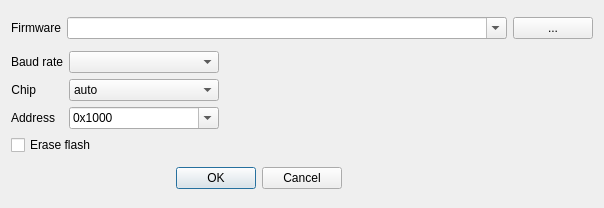
Above: tools/camflasher/dialogflash.ui from remibert/pycameresp before the change. Below: the same form after it.
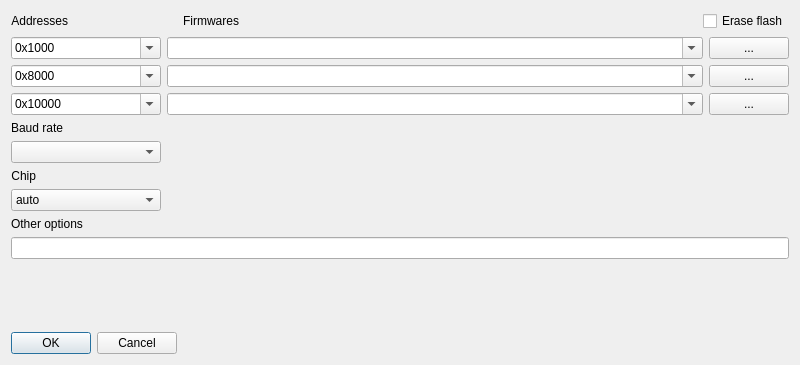
That is the form after the change.

Commit message: Fix minor issue, add the flash of firmware in many part

What changed in the file:
```diff
--- a/tools/camflasher/dialogflash.ui
+++ b/tools/camflasher/dialogflash.ui
@@ -6,84 +6,273 @@
    <rect>
     <x>0</x>
     <y>0</y>
-    <width>604</width>
-    <height>208</height>
+    <width>800</width>
+    <height>365</height>
    </rect>
   </property>
   <property name="windowTitle">
    <string>Flash firmware with Esptool</string>
   </property>
-  <layout class="QGridLayout" name="gridLayout_2">
-   <item row="0" column="0">
-    <widget class="QLabel" name="label_firmware">
-     <property name="sizePolicy">
-      <sizepolicy hsizetype="Fixed" vsizetype="Preferred">
-       <horstretch>0</horstretch>
-       <verstretch>0</verstretch>
-      </sizepolicy>
-     </property>
-     <property name="text">
-      <string>Firmware</string>
-     </property>
-     <property name="alignment">
-      <set>Qt::AlignRight|Qt::AlignTrailing|Qt::AlignVCenter</set>
-     </property>
-    </widget>
-   </item>
-   <item row="0" column="1">
-    <widget class="QComboBox" name="firmware">
-     <property name="toolTip">
-      <string>Select firmware file or choose the firmware download</string>
-     </property>
-     <property name="editable">
-      <bool>true</bool>
-     </property>
-     <property name="insertPolicy">
-      <enum>QComboBox::InsertAtTop</enum>
-     </property>
-    </widget>
-   </item>
-   <item row="0" column="2">
-    <widget class="QPushButton" name="select_firmware">
-     <property name="enabled">
-      <bool>true</bool>
-     </property>
-     <property name="sizePolicy">
-      <sizepolicy hsizetype="Fixed" vsizetype="Fixed">
-       <horstretch>0</horstretch>
-       <verstretch>0</verstretch>
-      </sizepolicy>
-     </property>
-     <property name="acceptDrops">
-      <bool>true</bool>
-     </property>
-     <property name="toolTip">
-      <string>Select firmware file</string>
-     </property>
-     <property name="text">
-      <string>...</string>
-     </property>
-    </widget>
-   </item>
-   <item row="1" column="0" colspan="3">
     <layout class="QGridLayout" name="gridLayout">
-     <item row="0" column="1">
-      <widget class="QComboBox" name="baud">
-       <property name="enabled">
-        <bool>true</bool>
-       </property>
-       <property name="minimumSize">
-        <size>
-         <width>150</width>
-         <height>0</height>
-        </size>
-       </property>
-       <property name="toolTip">
-        <string>Select flash baud rate</string>
-       </property>
-      </widget>
-     </item>
      <item row="0" column="0">
+    <widget class="QLabel" name="label_addresses">
+     <property name="sizePolicy">
+      <sizepolicy hsizetype="Fixed" vsizetype="Preferred">
+       <horstretch>0</horstretch>
+       <verstretch>0</verstretch>
+      </sizepolicy>
+     </property>
+     <property name="maximumSize">
+      <size>
+       <width>16777215</width>
+       <height>16777213</height>
+      </size>
+     </property>
+     <property name="layoutDirection">
+      <enum>Qt::LeftToRight</enum>
+     </property>
+     <property name="text">
+      <string>Addresses</string>
+     </property>
+     <property name="alignment">
+      <set>Qt::AlignRight|Qt::AlignTrailing|Qt::AlignVCenter</set>
+     </property>
+    </widget>
+   </item>
+   <item row="0" column="2">
+    <widget class="QLabel" name="label_firmwares">
+     <property name="sizePolicy">
+      <sizepolicy hsizetype="Fixed" vsizetype="Preferred">
+       <horstretch>0</horstretch>
+       <verstretch>0</verstretch>
+      </sizepolicy>
+     </property>
+     <property name="text">
+      <string>Firmwares</string>
+     </property>
+     <property name="alignment">
+      <set>Qt::AlignRight|Qt::AlignTrailing|Qt::AlignVCenter</set>
+     </property>
+    </widget>
+   </item>
+   <item row="0" column="4">
+    <spacer name="horizontalSpacer_3">
+     <property name="orientation">
+      <enum>Qt::Horizontal</enum>
+     </property>
+     <property name="sizeHint" stdset="0">
+      <size>
+       <width>408</width>
+       <height>17</height>
+      </size>
+     </property>
+    </spacer>
+   </item>
+   <item row="0" column="5" colspan="2">
+    <widget class="QCheckBox" name="erase">
+     <property name="sizePolicy">
+      <sizepolicy hsizetype="Fixed" vsizetype="Fixed">
+       <horstretch>0</horstretch>
+       <verstretch>0</verstretch>
+      </sizepolicy>
+     </property>
+     <property name="toolTip">
+      <string>Check to erase the flash content before write firmware</string>
+     </property>
+     <property name="text">
+      <string>Erase flash</string>
+     </property>
+    </widget>
+   </item>
+   <item row="1" column="0">
+    <widget class="QComboBox" name="address_1">
+     <property name="enabled">
+      <bool>true</bool>
+     </property>
+     <property name="minimumSize">
+      <size>
+       <width>150</width>
+       <height>0</height>
+      </size>
+     </property>
+     <property name="maximumSize">
+      <size>
+       <width>20</width>
+       <height>16777215</height>
+      </size>
+     </property>
+     <property name="toolTip">
+      <string>Select address to flash (0x1000 for esp32, 0x0 for esp32s3)</string>
+     </property>
+     <property name="editable">
+      <bool>true</bool>
+     </property>
+     <item>
+      <property name="text">
+       <string>0x1000</string>
+      </property>
+     </item>
+     <item>
+      <property name="text">
+       <string>0x0</string>
+      </property>
+     </item>
+    </widget>
+   </item>
+   <item row="1" column="1" colspan="5">
+    <widget class="QComboBox" name="firmware_1">
+     <property name="toolTip">
+      <string>Select firmware file or choose the firmware download</string>
+     </property>
+     <property name="editable">
+      <bool>true</bool>
+     </property>
+     <property name="insertPolicy">
+      <enum>QComboBox::InsertAtTop</enum>
+     </property>
+    </widget>
+   </item>
+   <item row="1" column="6">
+    <widget class="QPushButton" name="select_firmware_1">
+     <property name="enabled">
+      <bool>true</bool>
+     </property>
+     <property name="sizePolicy">
+      <sizepolicy hsizetype="Fixed" vsizetype="Fixed">
+       <horstretch>0</horstretch>
+       <verstretch>0</verstretch>
+      </sizepolicy>
+     </property>
+     <property name="acceptDrops">
+      <bool>true</bool>
+     </property>
+     <property name="toolTip">
+      <string>Select firmware file</string>
+     </property>
+     <property name="text">
+      <string>...</string>
+     </property>
+    </widget>
+   </item>
+   <item row="2" column="0">
+    <widget class="QComboBox" name="address_2">
+     <property name="enabled">
+      <bool>true</bool>
+     </property>
+     <property name="minimumSize">
+      <size>
+       <width>150</width>
+       <height>0</height>
+      </size>
+     </property>
+     <property name="toolTip">
+      <string>Select address to flash (0x1000 for esp32, 0x0 for esp32s3)</string>
+     </property>
+     <property name="editable">
+      <bool>true</bool>
+     </property>
+     <item>
+      <property name="text">
+       <string>0x8000</string>
+      </property>
+     </item>
+    </widget>
+   </item>
+   <item row="2" column="1" colspan="5">
+    <widget class="QComboBox" name="firmware_2">
+     <property name="toolTip">
+      <string>Select firmware file or choose the firmware download</string>
+     </property>
+     <property name="editable">
+      <bool>true</bool>
+     </property>
+     <property name="insertPolicy">
+      <enum>QComboBox::InsertAtTop</enum>
+     </property>
+    </widget>
+   </item>
+   <item row="2" column="6">
+    <widget class="QPushButton" name="select_firmware_2">
+     <property name="enabled">
+      <bool>true</bool>
+     </property>
+     <property name="sizePolicy">
+      <sizepolicy hsizetype="Fixed" vsizetype="Fixed">
+       <horstretch>0</horstretch>
+       <verstretch>0</verstretch>
+      </sizepolicy>
+     </property>
+     <property name="acceptDrops">
+      <bool>true</bool>
+     </property>
+     <property name="toolTip">
+      <string>Select firmware file</string>
+     </property>
+     <property name="text">
+      <string>...</string>
+     </property>
+    </widget>
+   </item>
+   <item row="3" column="0">
+    <widget class="QComboBox" name="address_3">
+     <property name="enabled">
+      <bool>true</bool>
+     </property>
+     <property name="minimumSize">
+      <size>
+       <width>150</width>
+       <height>0</height>
+      </size>
+     </property>
+     <property name="toolTip">
+      <string>Select address to flash (0x1000 for esp32, 0x0 for esp32s3)</string>
+     </property>
+     <property name="editable">
+      <bool>true</bool>
+     </property>
+     <item>
+      <property name="text">
+       <string>0x10000</string>
+      </property>
+     </item>
+    </widget>
+   </item>
+   <item row="3" column="1" colspan="5">
+    <widget class="QComboBox" name="firmware_3">
+     <property name="toolTip">
+      <string>Select firmware file or choose the firmware download</string>
+     </property>
+     <property name="editable">
+      <bool>true</bool>
+     </property>
+     <property name="insertPolicy">
+      <enum>QComboBox::InsertAtTop</enum>
+     </property>
+    </widget>
+   </item>
+   <item row="3" column="6">
+    <widget class="QPushButton" name="select_firmware_3">
+     <property name="enabled">
+      <bool>true</bool>
+     </property>
+     <property name="sizePolicy">
+      <sizepolicy hsizetype="Fixed" vsizetype="Fixed">
+       <horstretch>0</horstretch>
+       <verstretch>0</verstretch>
+      </sizepolicy>
+     </property>
+     <property name="acceptDrops">
+      <bool>true</bool>
+     </property>
+     <property name="toolTip">
+      <string>Select firmware file</string>
+     </property>
+     <property name="text">
+      <string>...</string>
+     </property>
+    </widget>
+   </item>
+   <item row="4" column="0">
       <widget class="QLabel" name="label_baud">
        <property name="sizePolicy">
         <sizepolicy hsizetype="Fixed" vsizetype="Preferred">
@@ -108,20 +297,36 @@
        </property>
       </widget>
      </item>
-     <item row="0" column="2">
-      <spacer name="horizontalSpacer">
+   <item row="5" column="0">
+    <widget class="QComboBox" name="baud">
+     <property name="enabled">
+      <bool>true</bool>
+     </property>
+     <property name="minimumSize">
+      <size>
+       <width>150</width>
+       <height>0</height>
+      </size>
+     </property>
+     <property name="toolTip">
+      <string>Select flash baud rate</string>
+     </property>
+    </widget>
+   </item>
+   <item row="5" column="2" colspan="5">
+    <spacer name="horizontalSpacer_4">
        <property name="orientation">
         <enum>Qt::Horizontal</enum>
        </property>
        <property name="sizeHint" stdset="0">
         <size>
-         <width>40</width>
+       <width>605</width>
          <height>20</height>
         </size>
        </property>
       </spacer>
      </item>
-     <item row="1" column="0">
+   <item row="6" column="0">
       <widget class="QLabel" name="label_chip">
        <property name="sizePolicy">
         <sizepolicy hsizetype="Fixed" vsizetype="Preferred">
@@ -146,7 +351,7 @@
        </property>
       </widget>
      </item>
-     <item row="1" column="1">
+   <item row="7" column="0">
       <widget class="QComboBox" name="chip">
        <property name="enabled">
         <bool>true</bool>
@@ -192,105 +397,43 @@
        </item>
       </widget>
      </item>
-     <item row="1" column="2">
-      <spacer name="horizontalSpacer_2">
+   <item row="7" column="2" colspan="5">
+    <spacer name="horizontalSpacer_5">
        <property name="orientation">
         <enum>Qt::Horizontal</enum>
        </property>
        <property name="sizeHint" stdset="0">
         <size>
-         <width>40</width>
+       <width>605</width>
          <height>20</height>
         </size>
        </property>
       </spacer>
      </item>
-     <item row="2" column="0">
-      <widget class="QLabel" name="label_address">
-       <property name="sizePolicy">
-        <sizepolicy hsizetype="Fixed" vsizetype="Preferred">
-         <horstretch>0</horstretch>
-         <verstretch>0</verstretch>
-        </sizepolicy>
-       </property>
-       <property name="maximumSize">
-        <size>
-         <width>16777215</width>
-         <height>16777213</height>
-        </size>
-       </property>
-       <property name="layoutDirection">
-        <enum>Qt::LeftToRight</enum>
-       </property>
+   <item row="8" column="0">
+    <widget class="QLabel" name="label_options">
        <property name="text">
-        <string>Address</string>
-       </property>
-       <property name="alignment">
-        <set>Qt::AlignRight|Qt::AlignTrailing|Qt::AlignVCenter</set>
+      <string>Other options</string>
        </property>
       </widget>
      </item>
-     <item row="2" column="1">
-      <widget class="QComboBox" name="address">
-       <property name="enabled">
-        <bool>true</bool>
-       </property>
-       <property name="minimumSize">
+   <item row="9" column="0" colspan="7">
+    <widget class="QLineEdit" name="options"/>
+   </item>
+   <item row="10" column="3">
+    <spacer name="verticalSpacer">
+     <property name="orientation">
+      <enum>Qt::Vertical</enum>
+     </property>
+     <property name="sizeHint" stdset="0">
         <size>
-         <width>150</width>
+       <width>20</width>
          <height>0</height>
         </size>
        </property>
-       <property name="toolTip">
-        <string>Select address to flash (0x1000 for esp32, 0x0 for esp32s3)</string>
-       </property>
-       <property name="editable">
-        <bool>true</bool>
-       </property>
-       <item>
-        <property name="text">
-         <string>0x1000</string>
-        </property>
-       </item>
-       <item>
-        <property name="text">
-         <string>0x0</string>
-        </property>
-       </item>
-      </widget>
-     </item>
-     <item row="2" column="2">
-      <spacer name="horizontalSpacer_3">
-       <property name="orientation">
-        <enum>Qt::Horizontal</enum>
-       </property>
-       <property name="sizeHint" stdset="0">
-        <size>
-         <width>40</width>
-         <height>20</height>
-        </size>
-       </property>
-      </spacer>
-     </item>
-     <item row="3" column="0" colspan="2">
-      <widget class="QCheckBox" name="erase">
-       <property name="sizePolicy">
-        <sizepolicy hsizetype="Fixed" vsizetype="Fixed">
-         <horstretch>0</horstretch>
-         <verstretch>0</verstretch>
-        </sizepolicy>
-       </property>
-       <property name="toolTip">
-        <string>Check to erase the flash content before write firmware</string>
-       </property>
-       <property name="text">
-        <string>Erase flash</string>
-       </property>
-      </widget>
-     </item>
-    </layout>
-   </item>
-   <item row="2" column="0" colspan="2">
+    </spacer>
+   </item>
+   <item row="11" column="0" colspan="2">
     <widget class="QDialogButtonBox" name="button_box">
      <property name="orientation">
       <enum>Qt::Horizontal</enum>
```
Left out of the diff: 15 changed lines with no effect on the pictures. Lines whose indentation alone changed are shown as unchanged. The commit also changes 11 other files.
